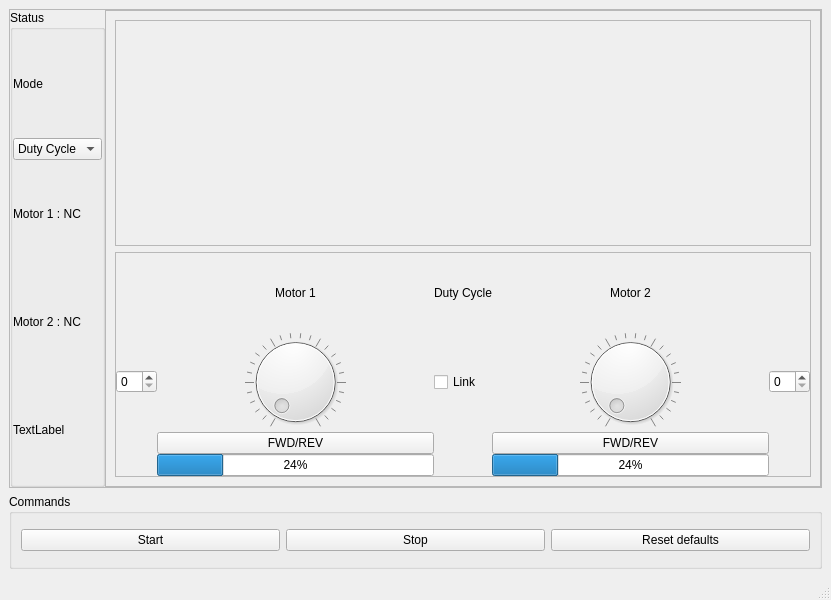
Before: the Qt Designer form GUI Files/Main_Window.ui in newmanjoel/UDrive, drawn with Qt 5.
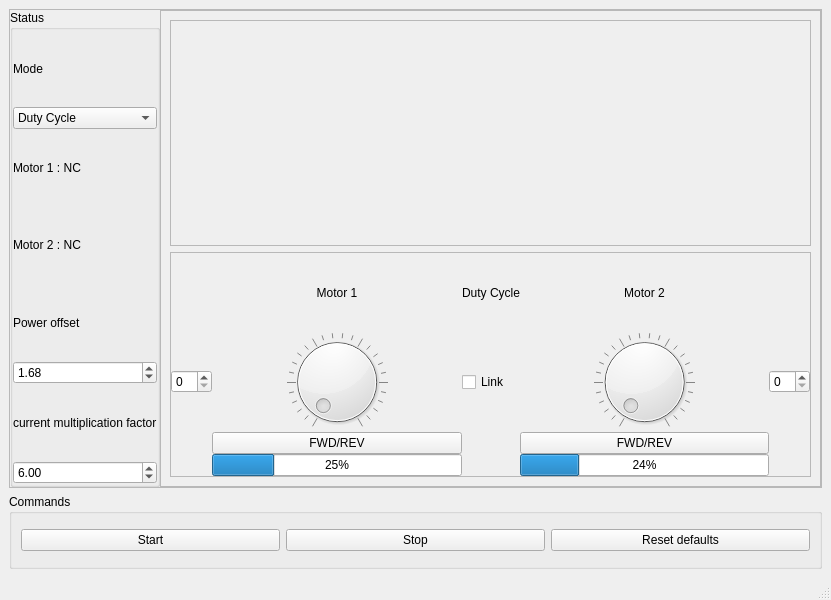
After: the same form once the commit is applied. Custom widgets are drawn as their Qt base class.

Diff of the .ui file:
```diff
--- a/GUI Files/Main_Window.ui
+++ b/GUI Files/Main_Window.ui
@@ -97,7 +97,40 @@
           <item>
            <widget class="QLabel" name="label_4">
             <property name="text">
-             <string>TextLabel</string>
+             <string>Power offset</string>
+            </property>
+           </widget>
+          </item>
+          <item>
+           <widget class="QDoubleSpinBox" name="power_offset_spinner">
+            <property name="minimum">
+             <double>-10.000000000000000</double>
+            </property>
+            <property name="maximum">
+             <double>10.000000000000000</double>
+            </property>
+            <property name="singleStep">
+             <double>0.010000000000000</double>
+            </property>
+            <property name="value">
+             <double>1.680000000000000</double>
+            </property>
+           </widget>
+          </item>
+          <item>
+           <widget class="QLabel" name="label_5">
+            <property name="text">
+             <string>current multiplication factor</string>
+            </property>
+           </widget>
+          </item>
+          <item>
+           <widget class="QDoubleSpinBox" name="doubleSpinBox">
+            <property name="singleStep">
+             <double>0.010000000000000</double>
+            </property>
+            <property name="value">
+             <double>6.000000000000000</double>
             </property>
            </widget>
           </item>
@@ -212,8 +245,11 @@
              </item>
              <item row="3" column="1">
               <widget class="QProgressBar" name="motor_1_power_bar">
+               <property name="maximum">
+                <number>20</number>
+               </property>
                <property name="value">
-                <number>24</number>
+                <number>5</number>
                </property>
                <property name="textVisible">
                 <bool>true</bool>
```
Left out of the diff: 3 changed lines with no effect on the pictures.
